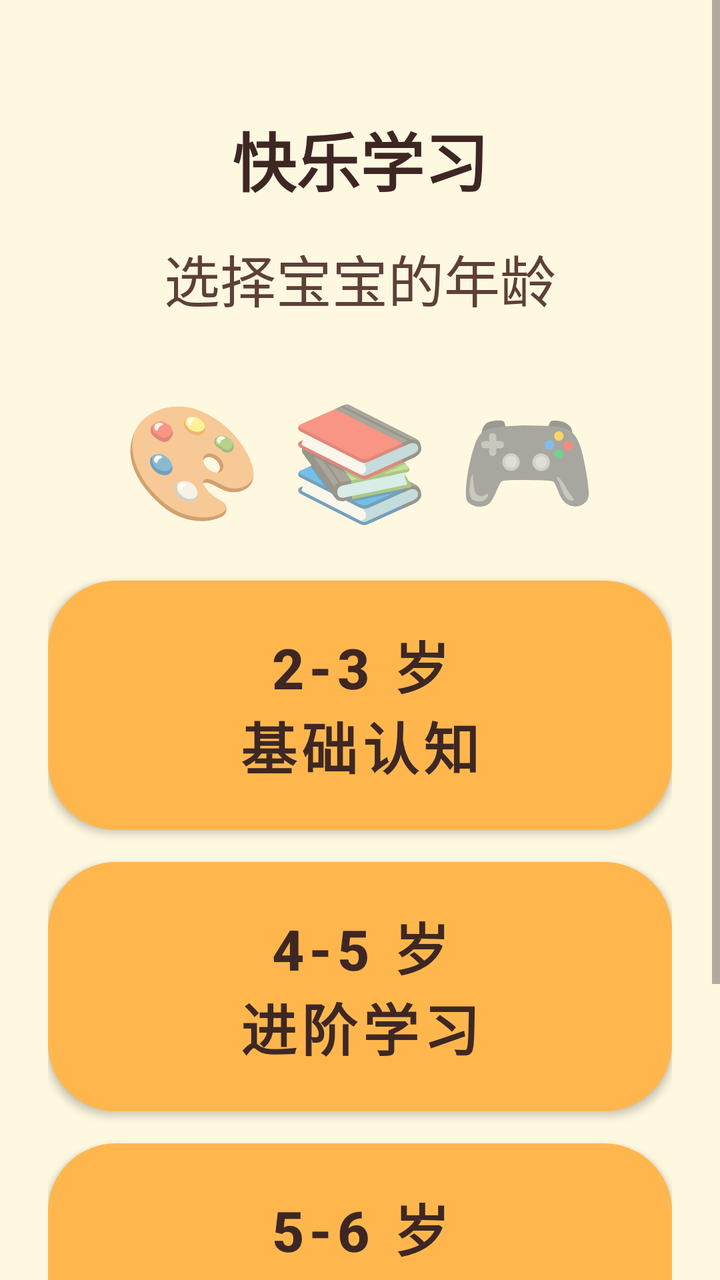
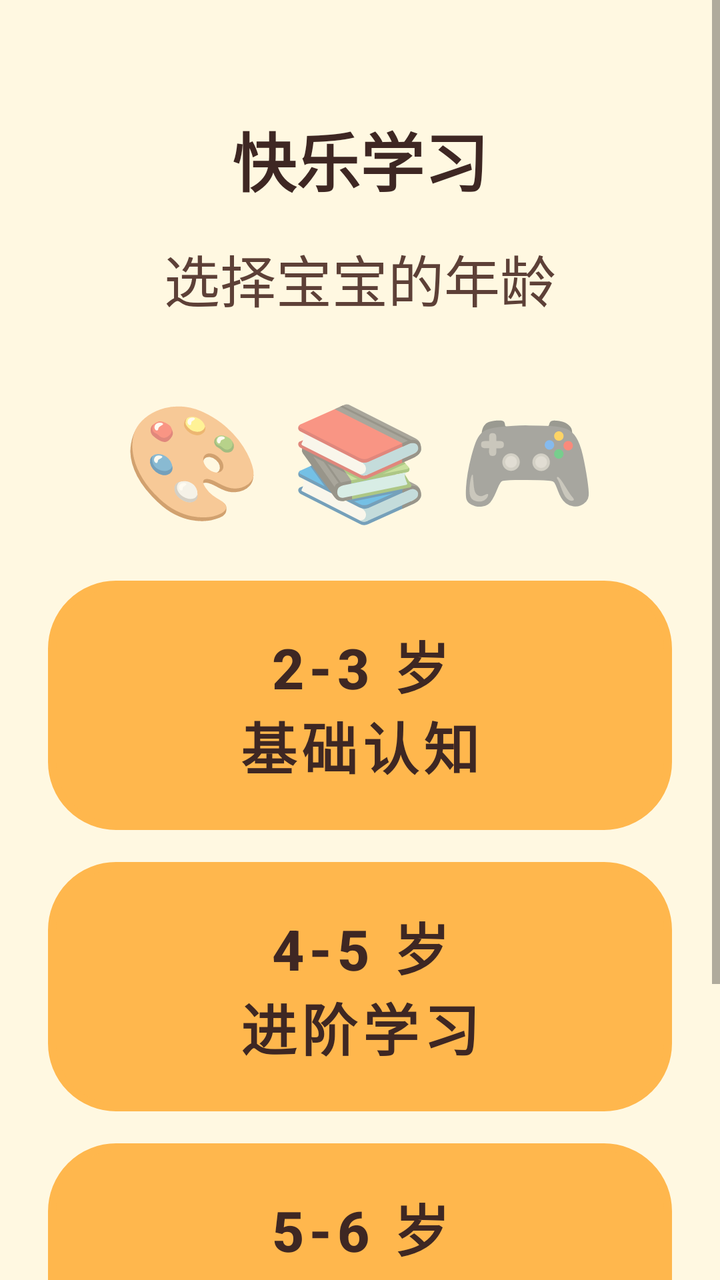

Before-and-after screenshots of an Android layout around one commit, followed by the original layout XML and the change that was made.
<!-- AndroidManifest.xml: activity theme Theme.KidLearn -->
<!-- res/layout/activity_age_select.xml -->
<?xml version="1.0" encoding="utf-8"?>
<ScrollView xmlns:android="http://schemas.android.com/apk/res/android"
    android:layout_width="match_parent"
    android:layout_height="match_parent"
    android:fillViewport="true">

    <LinearLayout
        android:layout_width="match_parent"
        android:layout_height="wrap_content"
        android:orientation="vertical"
        android:gravity="center_horizontal"
        android:padding="@dimen/spacing_large">

        
        <TextView
            android:layout_width="wrap_content"
            android:layout_height="wrap_content"
            android:text="@string/app_name"
            android:textSize="@dimen/text_title"
            android:textStyle="bold"
            android:textColor="@color/text_primary"
            android:layout_marginTop="@dimen/spacing_huge" />

        <TextView
            android:layout_width="wrap_content"
            android:layout_height="wrap_content"
            android:text="@string/select_age"
            android:textSize="@dimen/text_large"
            android:textColor="@color/text_secondary"
            android:layout_marginTop="@dimen/spacing_medium"
            android:layout_marginBottom="@dimen/spacing_huge" />

        
        <TextView
            android:layout_width="wrap_content"
            android:layout_height="wrap_content"
            android:text="🎨 📚 🎮"
            android:textSize="56sp"
            android:layout_marginBottom="@dimen/spacing_large" />

        
        <Button
            android:id="@+id/btnAge23"
            android:layout_width="match_parent"
            android:layout_height="wrap_content"
            android:minHeight="@dimen/button_large_height"
            android:textSize="@dimen/text_large"
            android:textStyle="bold"
            android:background="@drawable/bg_age_button"
            android:textColor="@color/text_primary"
            android:padding="@dimen/spacing_medium"
            android:textAllCaps="false"
            android:layout_marginBottom="@dimen/spacing_medium"
            android:text="2-3 岁\n基础认知" />

        
        <Button
            android:id="@+id/btnAge45"
            android:layout_width="match_parent"
            android:layout_height="wrap_content"
            android:minHeight="@dimen/button_large_height"
            android:textSize="@dimen/text_large"
            android:textStyle="bold"
            android:background="@drawable/bg_age_button"
            android:textColor="@color/text_primary"
            android:padding="@dimen/spacing_medium"
            android:textAllCaps="false"
            android:layout_marginBottom="@dimen/spacing_medium"
            android:text="4-5 岁\n进阶学习" />

        
        <Button
            android:id="@+id/btnAge56"
            android:layout_width="match_parent"
            android:layout_height="wrap_content"
            android:minHeight="@dimen/button_large_height"
            android:textSize="@dimen/text_large"
            android:textStyle="bold"
            android:background="@drawable/bg_age_button"
            android:textColor="@color/text_primary"
            android:padding="@dimen/spacing_medium"
            android:textAllCaps="false"
            android:layout_marginBottom="@dimen/spacing_huge"
            android:text="5-6 岁\n全面挑战" />

        
        <Button
            android:id="@+id/btnConfirm"
            android:layout_width="wrap_content"
            android:minWidth="240dp"
            android:layout_height="wrap_content"
            android:minHeight="@dimen/button_min_height"
            android:text="@string/confirm"
            android:textSize="@dimen/text_large"
            android:textStyle="bold"
            android:backgroundTint="@color/primary"
            android:background="@drawable/bg_age_button_selected"
            android:textColor="@color/text_primary"
            android:textAllCaps="false"
            android:paddingHorizontal="@dimen/spacing_huge" />

    </LinearLayout>
</ScrollView>
<!-- resources referenced by this layout -->
<resources>
  <color name="primary">#FFB74D</color>
  <color name="text_primary">#3E2723</color>
  <color name="text_secondary">#5D4037</color>
  <dimen name="button_large_height">120dp</dimen>
  <dimen name="button_min_height">80dp</dimen>
  <dimen name="spacing_huge">32dp</dimen>
  <dimen name="spacing_large">24dp</dimen>
  <dimen name="spacing_medium">16dp</dimen>
  <dimen name="text_large">28sp</dimen>
  <dimen name="text_title">32sp</dimen>
  <!-- drawable bg_age_button (drawable) -->
  <?xml version="1.0" encoding="utf-8"?>
  <selector xmlns:android="http://schemas.android.com/apk/res/android">
      <item android:state_pressed="true">
          <shape android:shape="rectangle">
              <corners android:radius="@dimen/corner_large" />
              <solid android:color="@color/accent" />
              <stroke android:width="4dp" android:color="@color/text_primary" />
          </shape>
      </item>
      <item>
          <shape android:shape="rectangle">
              <corners android:radius="@dimen/corner_large" />
              <solid android:color="@color/bg_card" />
              <stroke android:width="4dp" android:color="@color/primary" />
          </shape>
      </item>
  </selector>
  <!-- drawable bg_age_button_selected (drawable) -->
  <?xml version="1.0" encoding="utf-8"?>
  <shape xmlns:android="http://schemas.android.com/apk/res/android"
      android:shape="rectangle">
      <corners android:radius="@dimen/corner_large" />
      <solid android:color="@color/primary" />
      <stroke android:width="4dp" android:color="@color/text_primary" />
  </shape>
  <string name="app_name">快乐学习</string>
  <string name="confirm">确认</string>
  <string name="select_age">选择宝宝的年龄</string>
  <style name="Theme.KidLearn" parent="Theme.MaterialComponents.Light.NoActionBar">
          <item name="colorPrimary">@color/primary</item>
          <item name="colorPrimaryVariant">@color/primary_dark</item>
          <item name="colorOnPrimary">@color/text_on_primary</item>
          <item name="colorSecondary">@color/secondary</item>
          <item name="colorOnSecondary">@color/text_on_primary</item>
          <item name="android:windowBackground">@color/bg_main</item>
          <item name="android:statusBarColor">@color/status_bar</item>
          <item name="android:windowLightStatusBar">true</item>
          <item name="android:navigationBarColor">@color/nav_bar</item>
          <item name="android:windowContentTransitions">true</item>
          <item name="android:windowAnimationStyle">@style/Animation.KidLearn.Activity</item>
      </style>
  <dimen name="corner_large">32dp</dimen>
  <color name="accent">#64B5F6</color>
  <color name="bg_card">#FFFFFF</color>
  <color name="primary_dark">#F57C00</color>
  <color name="text_on_primary">#FFFFFF</color>
  <color name="secondary">#81C784</color>
  <color name="bg_main">#FFF8E1</color>
  <color name="status_bar">#F57C00</color>
  <color name="nav_bar">#FFE082</color>
  <style name="Animation.KidLearn.Activity" parent="@android:style/Animation.Activity">
          <item name="android:activityOpenEnterAnimation">@anim/slide_in_right</item>
          <item name="android:activityOpenExitAnimation">@anim/slide_out_left</item>
          <item name="android:activityCloseEnterAnimation">@anim/slide_in_left</item>
          <item name="android:activityCloseExitAnimation">@anim/slide_out_right</item>
      </style>
</resources>

<!-- the commit's change to res/layout/activity_age_select.xml (unified diff, before → after) -->
@@ -47,6 +47,7 @@
             android:textSize="@dimen/text_large"
             android:textStyle="bold"
             android:background="@drawable/bg_age_button"
+            android:backgroundTint="@color/bg_card"
             android:textColor="@color/text_primary"
             android:padding="@dimen/spacing_medium"
             android:textAllCaps="false"
@@ -62,6 +63,7 @@
             android:textSize="@dimen/text_large"
             android:textStyle="bold"
             android:background="@drawable/bg_age_button"
+            android:backgroundTint="@color/bg_card"
             android:textColor="@color/text_primary"
             android:padding="@dimen/spacing_medium"
             android:textAllCaps="false"
@@ -77,6 +79,7 @@
             android:textSize="@dimen/text_large"
             android:textStyle="bold"
             android:background="@drawable/bg_age_button"
+            android:backgroundTint="@color/bg_card"
             android:textColor="@color/text_primary"
             android:padding="@dimen/spacing_medium"
             android:textAllCaps="false"
<!-- resource entries referenced after the edit -->
@@ -16,14 +16,12 @@
       <item android:state_pressed="true">
           <shape android:shape="rectangle">
               <corners android:radius="@dimen/corner_large" />
-              <solid android:color="@color/accent" />
               <stroke android:width="4dp" android:color="@color/text_primary" />
           </shape>
       </item>
       <item>
           <shape android:shape="rectangle">
               <corners android:radius="@dimen/corner_large" />
-              <solid android:color="@color/bg_card" />
               <stroke android:width="4dp" android:color="@color/primary" />
           </shape>
       </item>
@@ -33,7 +31,6 @@
   <shape xmlns:android="http://schemas.android.com/apk/res/android"
       android:shape="rectangle">
       <corners android:radius="@dimen/corner_large" />
-      <solid android:color="@color/primary" />
       <stroke android:width="4dp" android:color="@color/text_primary" />
   </shape>
   <string name="app_name">快乐学习</string>
@@ -53,7 +50,6 @@
           <item name="android:windowAnimationStyle">@style/Animation.KidLearn.Activity</item>
       </style>
   <dimen name="corner_large">32dp</dimen>
-  <color name="accent">#64B5F6</color>
   <color name="bg_card">#FFFFFF</color>
   <color name="primary_dark">#F57C00</color>
   <color name="text_on_primary">#FFFFFF</color>
